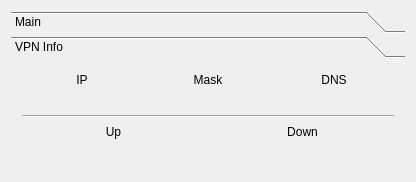
Old version of the form mainwindow.ui in the repository openconnect/openconnect-gui.
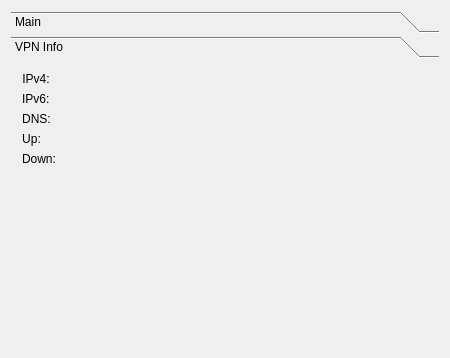
New version of the form. The open tabs and pages were chosen to show the change. Icons and pictures are not drawn.

```diff
--- a/mainwindow.ui
+++ b/mainwindow.ui
@@ -9,8 +9,8 @@
    <rect>
     <x>0</x>
     <y>0</y>
-    <width>416</width>
-    <height>182</height>
+    <width>450</width>
+    <height>358</height>
    </rect>
   </property>
   <property name="sizePolicy">
@@ -21,8 +21,8 @@
   </property>
   <property name="maximumSize">
    <size>
-    <width>700</width>
-    <height>500</height>
+    <width>450</width>
+    <height>358</height>
    </size>
   </property>
   <property name="windowTitle">
@@ -42,7 +42,7 @@
      <verstretch>0</verstretch>
     </sizepolicy>
    </property>
-   <layout class="QGridLayout" name="gridLayout_3">
+   <layout class="QGridLayout" name="gridLayout">
     <item row="0" column="0">
      <widget class="QToolBox" name="toolBox">
       <property name="frameShape">
@@ -248,53 +248,30 @@
         <rect>
          <x>0</x>
          <y>0</y>
-         <width>382</width>
-         <height>137</height>
+         <width>432</width>
+         <height>249</height>
         </rect>
        </property>
        <attribute name="label">
         <string>VPN Info</string>
        </attribute>
-       <layout class="QGridLayout" name="gridLayout">
+       <layout class="QGridLayout" name="gridLayout_3">
         <item row="0" column="0">
-         <layout class="QVBoxLayout" name="verticalLayout_3">
-          <item>
-           <layout class="QHBoxLayout" name="horizontalLayout_7">
-            <item>
+         <layout class="QFormLayout" name="formLayout">
+          <property name="fieldGrowthPolicy">
+           <enum>QFormLayout::AllNonFixedFieldsGrow</enum>
+          </property>
+          <item row="0" column="0">
              <widget class="QLabel" name="label_4">
               <property name="text">
-               <string>IP</string>
+             <string>IPv4:</string>
               </property>
               <property name="alignment">
                <set>Qt::AlignCenter</set>
               </property>
              </widget>
             </item>
-            <item>
-             <widget class="QLabel" name="label_6">
-              <property name="text">
-               <string>Mask</string>
-              </property>
-              <property name="alignment">
-               <set>Qt::AlignCenter</set>
-              </property>
-             </widget>
-            </item>
-            <item>
-             <widget class="QLabel" name="label_5">
-              <property name="text">
-               <string>DNS</string>
-              </property>
-              <property name="alignment">
-               <set>Qt::AlignCenter</set>
-              </property>
-             </widget>
-            </item>
-           </layout>
-          </item>
-          <item>
-           <layout class="QHBoxLayout" name="horizontalLayout_8">
-            <item>
+          <item row="0" column="1">
              <widget class="QLabel" name="IPLabel">
               <property name="text">
                <string/>
@@ -307,20 +284,34 @@
               </property>
              </widget>
             </item>
-            <item>
-             <widget class="QLabel" name="maskLabel">
+          <item row="1" column="0">
+           <widget class="QLabel" name="label_2">
+            <property name="text">
+             <string>IPv6:</string>
+            </property>
+           </widget>
+          </item>
+          <item row="1" column="1">
+           <widget class="QLabel" name="IP6Label">
               <property name="text">
                <string/>
               </property>
-              <property name="alignment">
-               <set>Qt::AlignCenter</set>
-              </property>
               <property name="wordWrap">
                <bool>true</bool>
               </property>
              </widget>
             </item>
-            <item>
+          <item row="2" column="0">
+           <widget class="QLabel" name="label_5">
+            <property name="text">
+             <string>DNS:</string>
+            </property>
+            <property name="alignment">
+             <set>Qt::AlignCenter</set>
+            </property>
+           </widget>
+          </item>
+          <item row="2" column="1">
              <widget class="QLabel" name="DNSLabel">
               <property name="text">
                <string/>
@@ -333,42 +324,17 @@
               </property>
              </widget>
             </item>
-           </layout>
-          </item>
-          <item>
-           <widget class="Line" name="line">
-            <property name="orientation">
-             <enum>Qt::Horizontal</enum>
-            </property>
-           </widget>
-          </item>
-          <item>
-           <layout class="QHBoxLayout" name="horizontalLayout_5">
-            <item>
+          <item row="3" column="0">
              <widget class="QLabel" name="label">
               <property name="text">
-               <string>Up</string>
+             <string>Up:</string>
               </property>
               <property name="alignment">
                <set>Qt::AlignCenter</set>
               </property>
              </widget>
             </item>
-            <item>
-             <widget class="QLabel" name="DownLabel">
-              <property name="text">
-               <string>Down</string>
-              </property>
-              <property name="alignment">
-               <set>Qt::AlignCenter</set>
-              </property>
-             </widget>
-            </item>
-           </layout>
-          </item>
-          <item>
-           <layout class="QHBoxLayout" name="horizontalLayout_6">
-            <item>
+          <item row="3" column="1">
              <widget class="QLabel" name="lcdUp">
               <property name="text">
                <string/>
@@ -376,9 +342,22 @@
               <property name="alignment">
                <set>Qt::AlignCenter</set>
               </property>
-             </widget>
-            </item>
-            <item>
+            <property name="wordWrap">
+             <bool>true</bool>
+            </property>
+           </widget>
+          </item>
+          <item row="4" column="0">
+           <widget class="QLabel" name="DownLabel">
+            <property name="text">
+             <string>Down:</string>
+            </property>
+            <property name="alignment">
+             <set>Qt::AlignCenter</set>
+            </property>
+           </widget>
+          </item>
+          <item row="4" column="1">
              <widget class="QLabel" name="lcdDown">
               <property name="text">
                <string/>
@@ -386,13 +365,14 @@
               <property name="alignment">
                <set>Qt::AlignCenter</set>
               </property>
+            <property name="wordWrap">
+             <bool>true</bool>
+            </property>
              </widget>
             </item>
            </layout>
           </item>
          </layout>
-        </item>
-       </layout>
       </widget>
      </widget>
     </item>
```
Left out of the diff: 16 changed lines with no effect on the pictures. Lines whose indentation alone changed are shown as unchanged.
